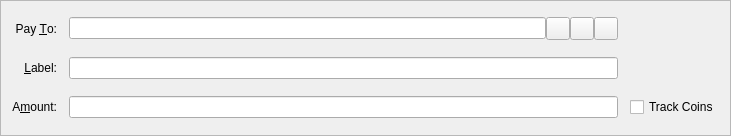
The window that src/qt/forms/sendcoinsentry.ui (gridcoin-community/Gridcoin-Research) describes before a commit, drawn with Qt 5.
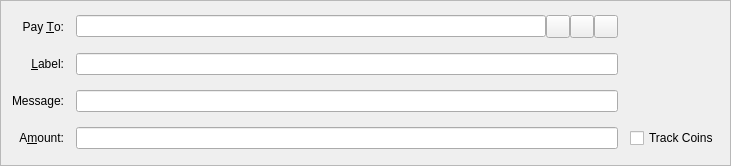
The same window after the commit. Icons and pictures are not drawn. Custom widgets are drawn as their Qt base class.

What changed in the file:
```diff
--- a/src/qt/forms/sendcoinsentry.ui
+++ b/src/qt/forms/sendcoinsentry.ui
@@ -7,7 +7,7 @@
     <x>0</x>
     <y>0</y>
     <width>731</width>
-    <height>136</height>
+    <height>166</height>
    </rect>
   </property>
   <property name="windowTitle">
@@ -23,7 +23,7 @@
    <property name="spacing">
     <number>12</number>
    </property>
-   <item row="5" column="1">
+   <item row="6" column="1">
     <widget class="BitcoinAmountField" name="payAmount"/>
    </item>
    <item row="4" column="0">
@@ -135,6 +135,36 @@
     </layout>
    </item>
    <item row="5" column="0">
+    <widget class="QLabel" name="lbl14">
+     <property name="text">
+      <string>Message:</string>
+     </property>
+     <property name="alignment">
+      <set>Qt::AlignRight|Qt::AlignTrailing|Qt::AlignVCenter</set>
+     </property>
+     <property name="buddy">
+      <cstring>Send Custom Message to Gridcoin Recipient</cstring>
+     </property>
+    </widget>
+   </item>
+   <item row="5" column="1">
+    <layout class="QHBoxLayout" name="horizontalLayout_7">
+     <property name="spacing">
+      <number>0</number>
+     </property>
+     <item>
+      <widget class="QValidatedLineEdit" name="txtMessage">
+       <property name="enabled">
+        <bool>true</bool>
+       </property>
+       <property name="toolTip">
+        <string>Send Custom Message to a Gridcoin Recipient</string>
+       </property>
+      </widget>
+     </item>
+    </layout>
+   </item>
+   <item row="6" column="0">
     <widget class="QLabel" name="label">
      <property name="text">
       <string>A&amp;mount:</string>
@@ -147,7 +177,7 @@
      </property>
     </widget>
    </item>
-   <item row="5" column="2">
+   <item row="6" column="2">
     <widget class="QCheckBox" name="cbTrack">
      <property name="text">
       <string>Track Coins</string>
```
